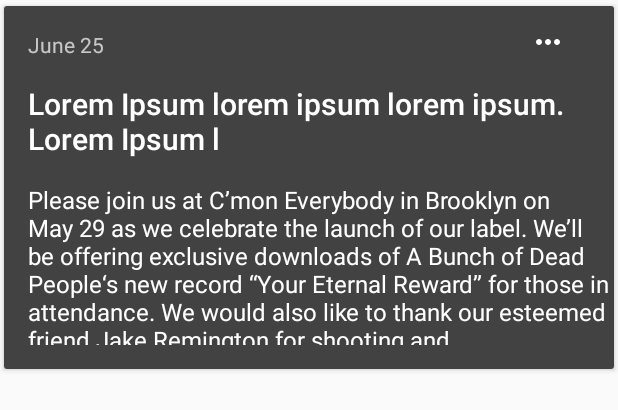
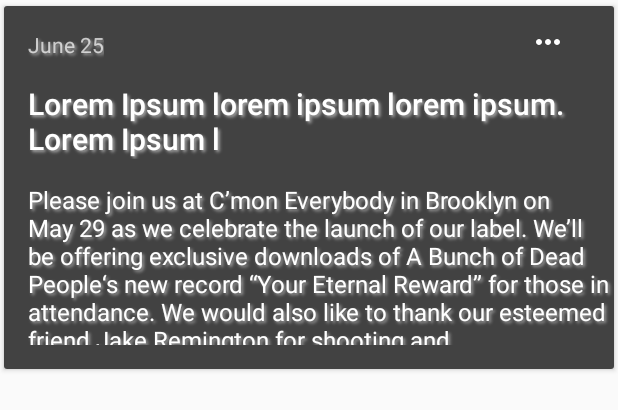
Before and after one commit to allanpichardo/Floordoor-Records-Android, an Android app: the layout item_news.xml on its own in the app's theme, with its tools: preview values and no code run, on a phone screen of 412 x 824 dp. Shown: the top 410 px of the screen. Run offline under Robolectric (Android 15) with nearby library versions, the phone set to English and light mode, and no system bars.

Commit message:
added shadow style to newsfeed textviews

```diff
--- a/app/src/main/res/layout/item_news.xml
+++ b/app/src/main/res/layout/item_news.xml
@@ -25,6 +25,7 @@
             android:layout_alignParentStart="true"
             android:layout_alignParentLeft="true"
             android:maxLength="20"
+            style="@style/TextView.Shadow"
             android:textAppearance="@style/TextAppearance.AppCompat.Small.Inverse"
             android:layout_width="wrap_content"
             android:layout_height="wrap_content" />
@@ -43,6 +44,7 @@
             tools:text="Lorem Ipsum lorem ipsum lorem ipsum. Lorem Ipsum lorem ipsum lorem ipsum."
             android:maxLength="50"
             android:ellipsize="end"
+            style="@style/TextView.Shadow"
             android:textAppearance="@style/TextAppearance.AppCompat.Title.Inverse"
             android:layout_below="@+id/dateText"
             android:layout_alignLeft="@+id/dateText"
@@ -60,6 +62,7 @@
             android:textAppearance="@style/TextAppearance.AppCompat.Subhead.Inverse"
             android:ellipsize="end"
             android:maxLength="300"
+            style="@style/TextView.Shadow"
             android:layout_width="match_parent"
             android:layout_height="wrap_content" />
     </RelativeLayout>
--- a/app/src/main/res/values/styles.xml
+++ b/app/src/main/res/values/styles.xml
@@ -29,4 +29,12 @@
         <item name="android:background">@color/black_overlay</item>
     </style>
 
+    <style name="TextView.Shadow">
+        <item name="android:shadowColor">@android:color/darker_gray</item>
+        <item name="android:shadowDx">2</item>
+        <item name="android:shadowDy">2</item>
+        <item name="android:shadowRadius">2</item>
+    </style>
+
+    <style name="TextView">floordoorstyles</style>
 </resources>
```
